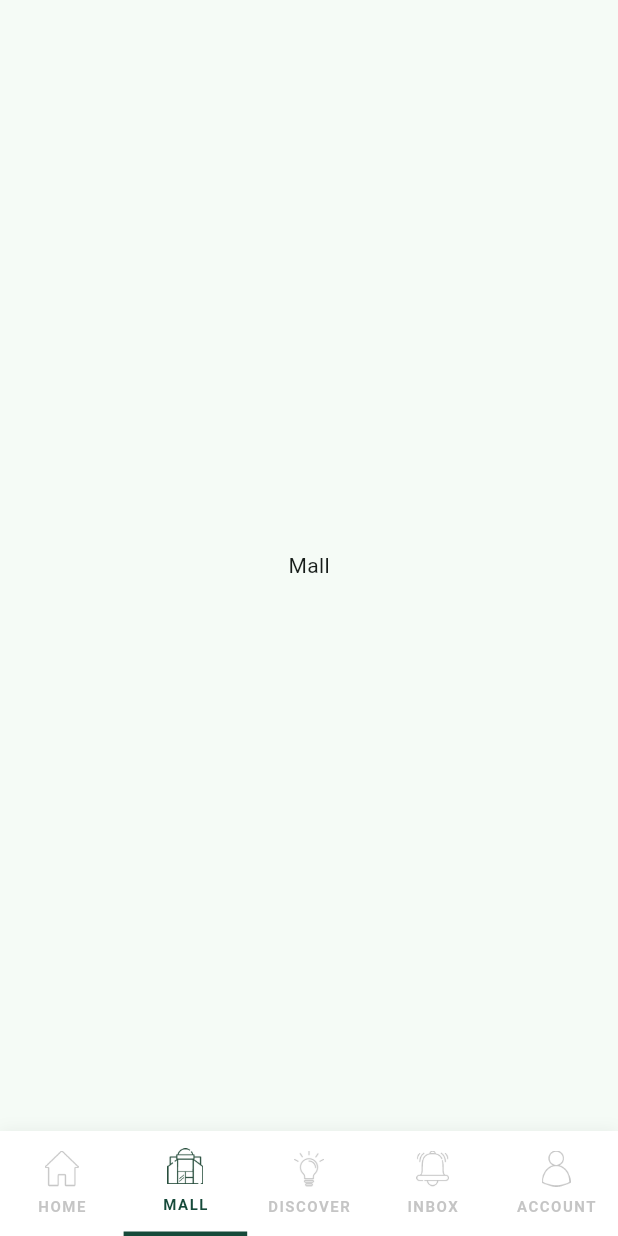
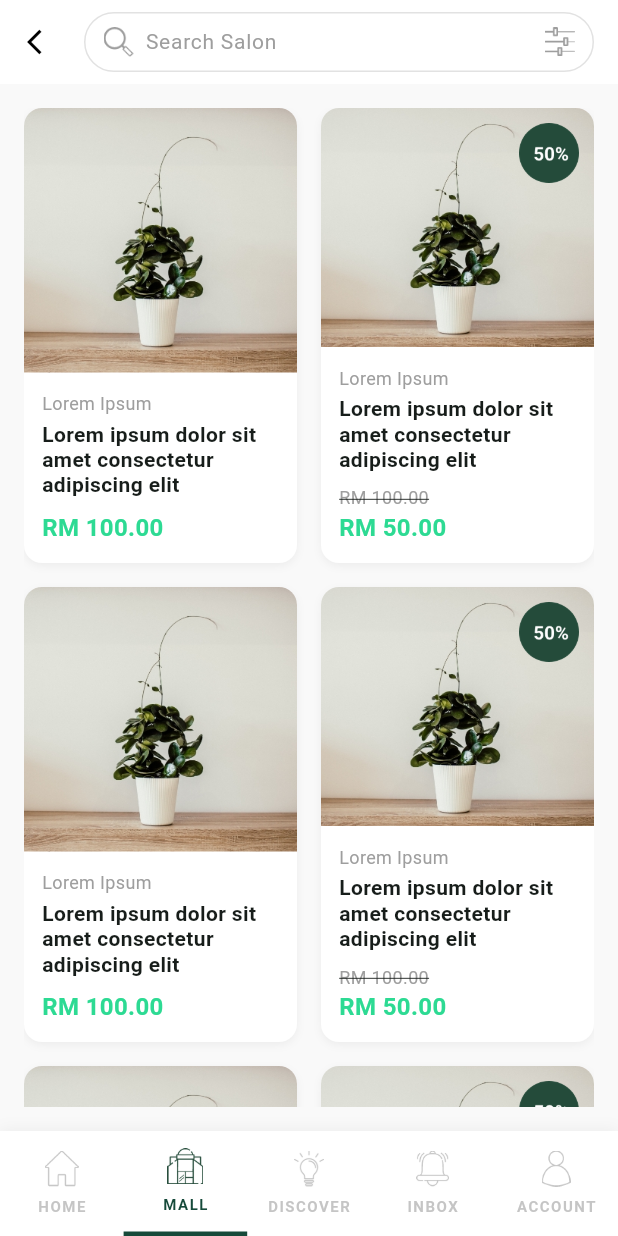
Before and after one commit to kikimaxs/shop_plants, a Flutter app: the MallScreen screen opened by its route, on a phone screen of 412 x 824 dp. Run offline on Flutter 3.47's test engine with Material 3 defaults, Android fonts, the phone set to English and light mode, and no system bars; our stand-ins replace flutter_map, geolocator, latlong2.

Commit message:
Add Mall screens

```diff
--- a/lib/main.dart
+++ b/lib/main.dart
@@ -1,5 +1,6 @@
 import 'package:flutter/material.dart';
 import 'src/modules/home/screens/home_screen.dart';
+import 'src/modules/mall/screens/mall_screen.dart';
 
 void main() {
   runApp(const MyApp());
--- /dev/null
+++ b/lib/src/modules/components/bottom_nav_bar.dart
@@ -0,0 +1,119 @@
+import 'package:flutter/material.dart';
+
+Widget bottomBar(BuildContext context, int currentIndex) {
+  return Container(
+    height: 70,
+    decoration: BoxDecoration(
+      color: Colors.white,
+      boxShadow: [
+        BoxShadow(color: Colors.black.withValues(alpha: .06), blurRadius: 8),
+      ],
+    ),
+    child: SafeArea(
+      child: Row(
+        mainAxisAlignment: MainAxisAlignment.spaceAround,
+        crossAxisAlignment: CrossAxisAlignment.stretch,
+        children: [
+          _navItem(
+            context,
+            0,
+            currentIndex,
+            'lib/assets/images/Nav Icon - Home.png',
+            'lib/assets/images/Nav Icon - Home Green.png',
+            '/home',
+            'HOME',
+          ),
+          _navItem(
+            context,
+            1,
+            currentIndex,
+            'lib/assets/images/Nav Icon - Mall.png',
+            'lib/assets/images/Nav Icon - Mall Green.png',
+            '/mall',
+            'MALL',
+          ),
+          _navItem(
+            context,
+            2,
+            currentIndex,
+            'lib/assets/images/Nav Icon - Discover.png',
+            'lib/assets/images/Nav Icon - Discover.png',
+            '/discover',
+            'DISCOVER',
+          ),
+          _navItem(
+            context,
+            3,
+            currentIndex,
+            'lib/assets/images/Nav Icon - Inbox.png',
+            'lib/assets/images/Nav Icon - Inbox.png',
+            '/inbox',
+            'INBOX',
+          ),
+          _navItem(
+            context,
+            4,
+            currentIndex,
+            'lib/assets/images/Nav Icon - Account.png',
+            'lib/assets/images/Nav Icon - Account.png',
+            '/account',
+            'ACCOUNT',
+          ),
+        ],
+      ),
+    ),
+  );
+}
+
+Widget _navItem(
+  BuildContext context,
+  int index,
+  int currentIndex,
+  String normalPath,
+  String activePath,
+  String route,
+  String label,
+) {
+  final bool active = currentIndex == index;
+  final Color activeColor = const Color(0xFF164A3A);
+  final Color inactiveColor = Colors.grey.withValues(alpha: .6);
+
+  return Expanded(
+    child: GestureDetector(
+      behavior: HitTestBehavior.opaque,
+      onTap: () {
+        if (!active) {
+          Navigator.pushReplacementNamed(context, route);
+        }
+      },
+      child: Container(
+        decoration: BoxDecoration(
+          border: active
+              ? Border(bottom: BorderSide(color: activeColor, width: 3))
+              : null,
+        ),
+        child: Column(
+          mainAxisAlignment: MainAxisAlignment.center,
+          children: [
+            Image.asset(
+              active ? activePath : normalPath,
+              width: 24,
+              height: 24,
+              color: active ? null : inactiveColor,
+            ),
+            const SizedBox(height: 6),
+            Text(
+              label,
+              style: TextStyle(
+                fontSize: 10,
+                fontWeight: FontWeight.w600,
+                color: active ? activeColor : inactiveColor,
+                letterSpacing: 1.0,
+              ),
+            ),
+          ],
+        ),
+      ),
+    ),
+  );
+}
--- a/lib/src/modules/home/screens/home_screen.dart
+++ b/lib/src/modules/home/screens/home_screen.dart
@@ -3,6 +3,7 @@ import 'package:flutter_map/flutter_map.dart';
 import 'package:geolocator/geolocator.dart';
 import 'package:latlong2/latlong.dart';
 import '../../components/cards/trending_card.dart';
+import '../../components/bottom_nav_bar.dart';
 
 class Item {
   final String title;
@@ -213,7 +214,7 @@ class _HomeScreenState extends State<HomeScreen> {
               ),
               const SizedBox(width: 16),
               Image.asset(
-                'lib/assets/images/Icon - Location.png',
+                'lib/assets/images/Icon -Location.png',
                 width: 16,
                 height: 16,
                 fit: BoxFit.contain,
@@ -486,7 +487,7 @@ class _HomeScreenState extends State<HomeScreen> {
             child: Text(
               item.price,
               style: TextStyle(
-                color: Colors.green,
+                color: Color(0xFF2DDA93),
                 fontWeight: FontWeight.w600,
               ),
             ),
@@ -839,135 +840,6 @@ class _HomeScreenState extends State<HomeScreen> {
   }
 }
 
-Widget bottomBar(BuildContext context, int currentIndex) {
-  return Container(
-    height: 70,
-    decoration: BoxDecoration(
-      color: Colors.white,
-      boxShadow: [
-        BoxShadow(color: Colors.black.withValues(alpha: .06), blurRadius: 8),
-      ],
-    ),
-    child: SafeArea(
-      child: Row(
-        mainAxisAlignment: MainAxisAlignment.spaceAround,
-        crossAxisAlignment: CrossAxisAlignment.stretch,
-        children: [
-          _navItem(
-            context,
-            0,
-            currentIndex,
-            'lib/assets/images/Nav Icon - Home.png',
-            'lib/assets/images/Nav Icon - Home Green.png',
-            '/home',
-            'HOME',
-          ),
-          _navItem(
-            context,
-            1,
-            currentIndex,
-            'lib/assets/images/Nav Icon - Mall.png',
-            'lib/assets/images/Nav Icon - Mall Green.png',
-            '/mall',
-            'MALL',
-          ),
-          _navItem(
-            context,
-            2,
-            currentIndex,
-            'lib/assets/images/Nav Icon - Discover.png',
-            'lib/assets/images/Nav Icon - Discover.png',
-            '/discover',
-            'DISCOVER',
-          ),
-          _navItem(
-            context,
-            3,
-            currentIndex,
-            'lib/assets/images/Nav Icon - Inbox.png',
-            'lib/assets/images/Nav Icon - Inbox.png',
-            '/inbox',
-            'INBOX',
-          ),
-          _navItem(
-            context,
-            4,
-            currentIndex,
-            'lib/assets/images/Nav Icon - Account.png',
-            'lib/assets/images/Nav Icon - Account.png',
-            '/account',
-            'ACCOUNT',
-          ),
-        ],
-      ),
-    ),
-  );
-}
-
-Widget _navItem(
-  BuildContext context,
-  int index,
-  int currentIndex,
-  String normalPath,
-  String activePath,
-  String route,
-  String label,
-) {
-  final bool active = currentIndex == index;
-  final Color activeColor = const Color(0xFF164A3A);
-  final Color inactiveColor = Colors.grey.withValues(alpha: .6);
-
-  return Expanded(
-    child: GestureDetector(
-      behavior: HitTestBehavior.opaque,
-      onTap: () {
-        if (!active) {
-          Navigator.pushReplacementNamed(context, route);
-        }
-      },
-      child: Container(
-        decoration: BoxDecoration(
-          border: active
-              ? Border(bottom: BorderSide(color: activeColor, width: 3))
-              : null,
-        ),
-        child: Column(
-          mainAxisAlignment: MainAxisAlignment.center,
-          children: [
-            Image.asset(
-              active ? activePath : normalPath,
-              width: 24,
-              height: 24,
-              color: active ? null : inactiveColor,
-            ),
-            const SizedBox(height: 6),
-            Text(
-              label,
-              style: TextStyle(
-                fontSize: 10,
-                fontWeight: FontWeight.w600,
-                color: active ? activeColor : inactiveColor,
-                letterSpacing: 1.0,
-              ),
-            ),
-          ],
-        ),
-      ),
-    ),
-  );
-}
-
-class MallScreen extends StatelessWidget {
-  const MallScreen({super.key});
-  @override
-  Widget build(BuildContext context) {
-    return Scaffold(
-      body: Center(child: Text('Mall')),
-      bottomNavigationBar: bottomBar(context, 1),
-    );
-  }
-}
-
 class DiscoverScreen extends StatelessWidget {
   const DiscoverScreen({super.key});
   @override
--- /dev/null
+++ b/lib/src/modules/mall/screens/mall_screen.dart
@@ -0,0 +1,196 @@
+import 'package:flutter/material.dart';
+import '../../components/bottom_nav_bar.dart';
+
+class MallScreen extends StatefulWidget {
+  const MallScreen({super.key});
+
+  @override
+  State<MallScreen> createState() => _MallScreenState();
+}
+
+class _MallScreenState extends State<MallScreen> {
+  final TextEditingController _searchController = TextEditingController();
+
+  @override
+  void dispose() {
+    _searchController.dispose();
+    super.dispose();
+  }
+
+  @override
+  Widget build(BuildContext context) {
+    return Scaffold(
+      backgroundColor: const Color(0xFFF9F9F9), // Light grey background
+      appBar: AppBar(
+        backgroundColor: Colors.white,
+        elevation: 0,
+        leading: IconButton(
+          icon: const Icon(Icons.arrow_back_ios, color: Colors.black, size: 20),
+          onPressed: () => Navigator.pushReplacementNamed(context, '/home'),
+        ),
+        titleSpacing: 0,
+        title: Padding(
+          padding: const EdgeInsets.only(right: 16.0),
+          child: Container(
+            height: 40,
+            decoration: BoxDecoration(
+              color: Colors.white,
+              borderRadius: BorderRadius.circular(30),
+              border: Border.all(color: Colors.grey.withValues(alpha: .3)),
+            ),
+            child: Row(
+              children: [
+                const SizedBox(width: 12),
+                Image.asset(
+                  'lib/assets/images/Icon - Search.png',
+                  width: 20,
+                  height: 20,
+                  color: Colors.grey,
+                ),
+                const SizedBox(width: 8),
+                Expanded(
+                  child: TextField(
+                    controller: _searchController,
+                    decoration: const InputDecoration(
+                      hintText: 'Search Salon',
+                      hintStyle: TextStyle(color: Colors.grey, fontSize: 14),
+                      border: InputBorder.none,
+                      isDense: true,
+                      contentPadding: EdgeInsets.zero,
+                    ),
+                    style: const TextStyle(color: Colors.black, fontSize: 14),
+                    textAlignVertical: TextAlignVertical.center,
+                  ),
+                ),
+                Image.asset(
+                  'lib/assets/images/Icon - Filter.png',
+                  width: 20,
+                  height: 20,
+                  color: Colors.grey,
+                ),
+                const SizedBox(width: 12),
+              ],
+            ),
+          ),
+        ),
+      ),
+      body: Padding(
+        padding: const EdgeInsets.all(16.0),
+        child: GridView.builder(
+          gridDelegate: const SliverGridDelegateWithFixedCrossAxisCount(
+            crossAxisCount: 2,
+            crossAxisSpacing: 16,
+            mainAxisSpacing: 16,
+            childAspectRatio: 0.60,
+          ),
+          itemCount: 6,
+          itemBuilder: (context, index) {
+            // Even position (2nd, 4th...) -> Index 1, 3... -> Discount
+            final bool isDiscounted = (index + 1) % 2 == 0;
+            return _buildCard(isDiscounted);
+          },
+        ),
+      ),
+      bottomNavigationBar: bottomBar(context, 1),
+    );
+  }
+
+  Widget _buildCard(bool isDiscounted) {
+    return Container(
+      decoration: BoxDecoration(
+        color: Colors.white,
+        borderRadius: BorderRadius.circular(12),
+        boxShadow: [
+          BoxShadow(
+            color: Colors.black.withValues(alpha: .05),
+            blurRadius: 4,
+            offset: const Offset(0, 2),
+          ),
+        ],
+      ),
+      child: Column(
+        crossAxisAlignment: CrossAxisAlignment.start,
+        children: [
+          Expanded(
+            child: Stack(
+              children: [
+                ClipRRect(
+                  borderRadius: const BorderRadius.only(
+                    topLeft: Radius.circular(12),
+                    topRight: Radius.circular(12),
+                  ),
+                  child: Image.asset(
+                    'lib/assets/images/Image.jpg', // Using existing asset
+                    width: double.infinity,
+                    height: double.infinity,
+                    fit: BoxFit.cover,
+                  ),
+                ),
+                if (isDiscounted)
+                  Positioned(
+                    top: 10,
+                    right: 10,
+                    child: Image.asset(
+                      'lib/assets/images/50.png',
+                      width: 40,
+                      height: 40,
+                    ),
+                  ),
+              ],
+            ),
+          ),
+          Padding(
+            padding: const EdgeInsets.all(12.0),
+            child: Column(
+              crossAxisAlignment: CrossAxisAlignment.start,
+              children: [
+                const Text(
+                  'Lorem Ipsum',
+                  style: TextStyle(color: Colors.grey, fontSize: 12),
+                ),
+                const SizedBox(height: 4),
+                const Text(
+                  'Lorem ipsum dolor sit amet consectetur adipiscing elit',
+                  maxLines: 3,
+                  overflow: TextOverflow.ellipsis,
+                  style: TextStyle(
+                    fontWeight: FontWeight.bold,
+                    fontSize: 14,
+                    height: 1.2,
+                  ),
+                ),
+                const SizedBox(height: 8),
+                if (isDiscounted) ...[
+                  Text(
+                    'RM 100.00',
+                    style: TextStyle(
+                      color: Colors.grey,
+                      decoration: TextDecoration.lineThrough,
+                      fontSize: 12,
+                    ),
+                  ),
+                  const Text(
+                    'RM 50.00',
+                    style: TextStyle(
+                      color: Color(0xFF2DDA93), // Greenish color from image
+                      fontWeight: FontWeight.bold,
+                      fontSize: 16,
+                    ),
+                  ),
+                ] else
+                  const Text(
+                    'RM 100.00',
+                    style: TextStyle(
+                      color: Color(0xFF2DDA93), // Greenish color from image
+                      fontWeight: FontWeight.bold,
+                      fontSize: 16,
+                    ),
+                  ),
+              ],
+            ),
+          ),
+        ],
+      ),
+    );
+  }
+}
```
